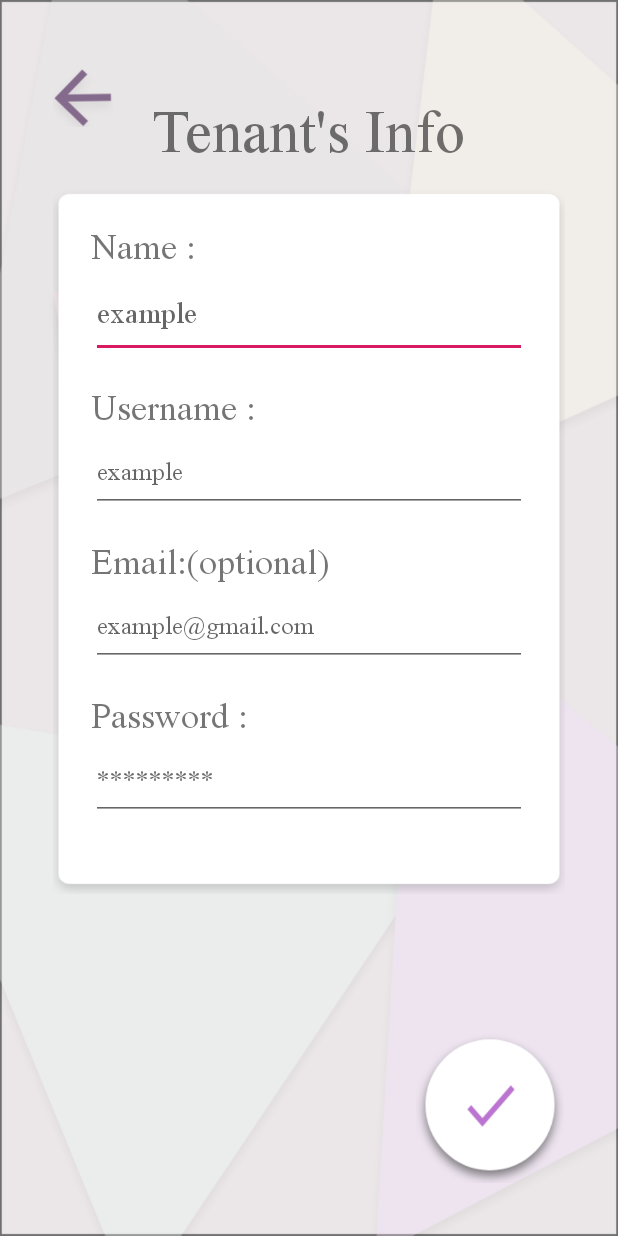
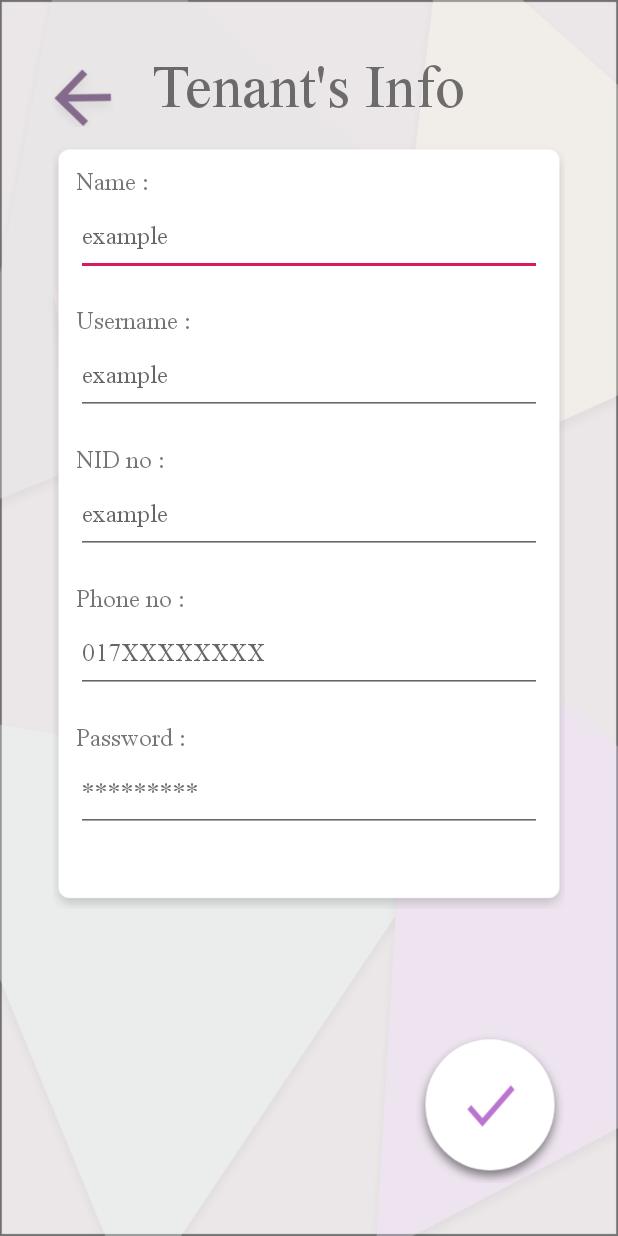
Before and after one commit to Adnan-saky/BashaBari, an Android app: the _13RegisterTenants screen opened directly, with no data from a screen before it, on a phone screen of 412 x 824 dp. Run offline under Robolectric (Android 15) with nearby library versions, the light colour scheme and no system bars.

Commit message:
only registration info are loading into the firebase

```diff
--- a/app/src/main/res/layout/activity__04_register.xml
+++ b/app/src/main/res/layout/activity__04_register.xml
@@ -15,18 +15,17 @@
         android:id="@+id/registerTxt"
         android:layout_width="wrap_content"
         android:layout_height="wrap_content"
-        android:text="Register"
+        android:text="Owner Registration"
         android:textSize="50sp"
         android:fontFamily="@font/microsoft_himalaya"
         android:layout_centerHorizontal="true"
-        android:textColor="#A80000"
         android:paddingTop="10sp"
         />
     <ImageView
         android:background="@drawable/register_bg"
         android:id="@+id/register_bg"
         android:layout_width="match_parent"
-        android:layout_height="500dp"
+        android:layout_height="510dp"
         android:layout_below="@+id/registerTxt"
         />
     <LinearLayout
--- a/app/src/main/res/layout/activity__13_register_tenants.xml
+++ b/app/src/main/res/layout/activity__13_register_tenants.xml
@@ -11,17 +11,8 @@
         android:layout_alignParentLeft="true"
         android:layout_marginTop="10sp"
         android:src="@drawable/arrow_btn" />
-    <TextView
-        android:id="@+id/centerbox"
-        android:layout_width="50sp"
-        android:layout_height="500sp"
-        android:text="            "
-        android:textSize="70sp"
-        android:fontFamily="@font/microsoft_himalaya"
-        android:layout_centerHorizontal="true"
-        android:layout_centerVertical="true"
-        android:paddingTop="80sp"
-        />
+
+
     <TextView
         android:id="@+id/registerTxt"
         android:layout_width="wrap_content"
@@ -30,20 +21,19 @@
         android:textSize="60sp"
         android:fontFamily="@font/microsoft_himalaya"
         android:layout_centerHorizontal="true"
-        android:paddingTop="30sp"
         />
     <ImageView
         android:background="@drawable/register_bg"
         android:id="@+id/register_bg"
         android:layout_width="match_parent"
-        android:layout_height="470sp"
+        android:layout_height="510sp"
         android:layout_below="@+id/registerTxt"
         />
     <LinearLayout
         android:layout_below="@+id/registerTxt"
         android:layout_width="match_parent"
         android:layout_height="wrap_content"
-        android:padding="25sp"
+        android:padding="15sp"
 
         android:orientation="vertical"
         >
@@ -51,28 +41,31 @@
             android:layout_width="match_parent"
             android:layout_height="wrap_content"
             android:text="Name :"
-            android:textSize="35sp"
+            android:textSize="25sp"
             android:fontFamily="@font/microsoft_himalaya"
             />
         <EditText
+            android:id="@+id/reg_name__13"
             android:layout_width="match_parent"
             android:layout_height="wrap_content"
             android:layout_marginBottom="20sp"
-            android:textSize="30sp"
+            android:textSize="25sp"
             android:fontFamily="@font/microsoft_himalaya"
             android:hint="example"
 
             />
 
+
         <TextView
             android:layout_width="match_parent"
             android:layout_height="wrap_content"
             android:text="Username :"
-            android:textSize="35sp"
+            android:textSize="25sp"
             android:fontFamily="@font/microsoft_himalaya"
             />
 
         <EditText
+            android:id="@+id/reg_username__13"
             android:layout_width="match_parent"
             android:layout_height="wrap_content"
             android:layout_marginBottom="20sp"
@@ -85,28 +78,47 @@
         <TextView
             android:layout_width="match_parent"
             android:layout_height="wrap_content"
-            android:text="Email:(optional)"
-            android:textSize="35sp"
+            android:text="NID no :"
+            android:textSize="25sp"
             android:fontFamily="@font/microsoft_himalaya"
             />
-
         <EditText
+            android:id="@+id/reg_NID_NO_13"
             android:layout_width="match_parent"
             android:layout_height="wrap_content"
             android:layout_marginBottom="20sp"
             android:textSize="25sp"
             android:fontFamily="@font/microsoft_himalaya"
-            android:hint="example@gmail.com"
+            android:hint="example"
+
+            />
+        <TextView
+            android:layout_width="match_parent"
+            android:layout_height="wrap_content"
+            android:text="Phone no :"
+            android:textSize="25sp"
+            android:fontFamily="@font/microsoft_himalaya"
+            />
+
+        <EditText
+            android:id="@+id/reg_Phn_no_13"
+            android:layout_width="match_parent"
+            android:layout_height="wrap_content"
+            android:layout_marginBottom="20sp"
+            android:textSize="25sp"
+            android:fontFamily="@font/microsoft_himalaya"
+            android:hint="017XXXXXXXX"
             />
 
         <TextView
             android:layout_width="match_parent"
             android:layout_height="wrap_content"
             android:text="Password :"
-            android:textSize="35sp"
+            android:textSize="25sp"
             android:fontFamily="@font/microsoft_himalaya"
             />
         <EditText
+            android:id="@+id/reg_pass__13"
             android:layout_width="match_parent"
             android:layout_height="wrap_content"
             android:layout_marginBottom="25sp"
@@ -117,6 +129,7 @@
 
             />
     </LinearLayout>
+
     <ImageView
         android:id="@+id/nextbtn"
         android:layout_width="100sp"
--- a/build.gradle
+++ b/build.gradle
@@ -8,6 +8,7 @@ buildscript {
     }
     dependencies {
         classpath 'com.android.tools.build:gradle:3.5.0'
+        classpath 'com.google.gms:google-services:4.2.0'
 
         // NOTE: Do not place your application dependencies here; they belong
         // in the individual module build.gradle files
```
Also changed, not shown: app/build.gradle (+9 -0 lines), app/src/main/java/com/example/bashabari/_11OwnerMenu.java (+10 -1 lines), app/src/main/java/com/example/bashabari/_4Register.java (+41 -5 lines), app/src/main/java/com/example/bashabari/_6UserMenu.java (+15 -7 lines), app/src/main/java/com/example/bashabari/userInfo.java (added, +53 -0 lines), app/src/main/res/layout/activity__06_user_menu.xml (+9 -0 lines), app/src/main/res/layout/activity__11_owner_menu.xml (+11 -2 lines), app/src/main/res/layout/activity__16_settings.xml (+37 -16 lines), 1 other file.
